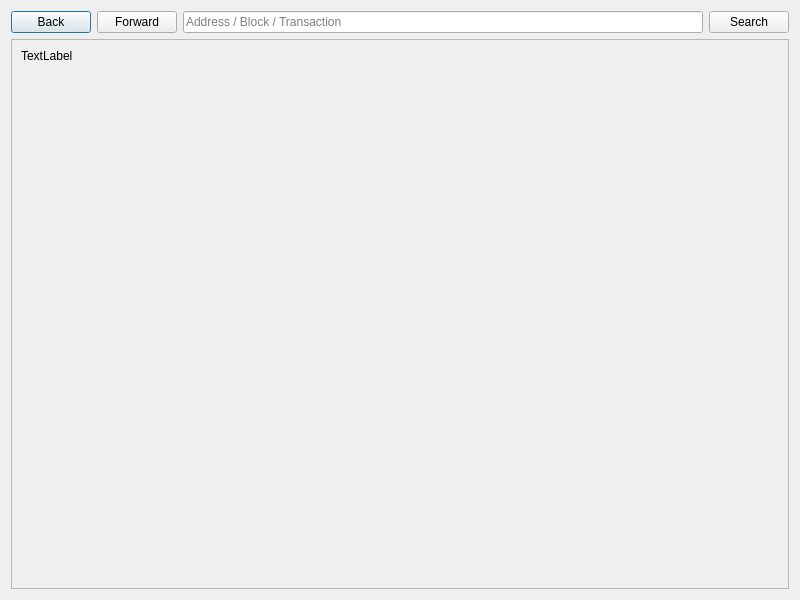
Old version of the form src/qt/forms/blockexplorer.ui in the repository zenonnetwork/zenon.
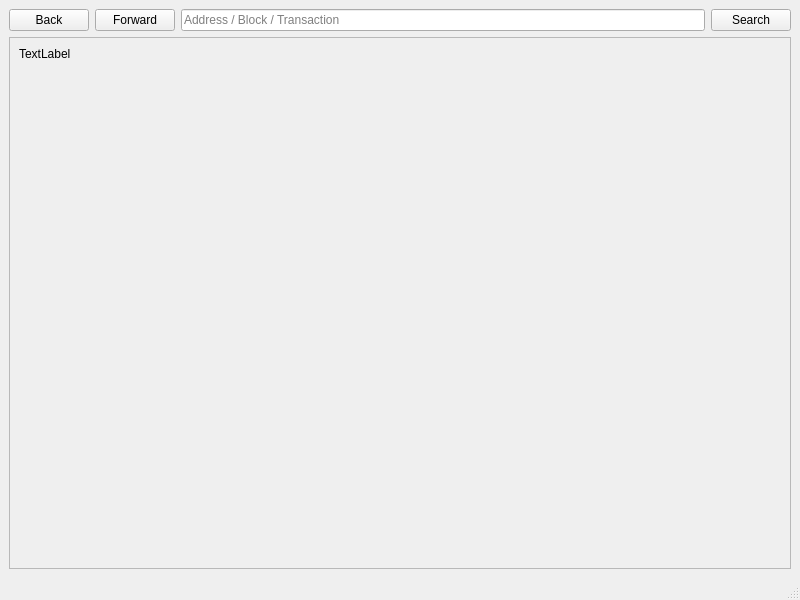
New version of the form. Icons and pictures are not drawn.

```diff
--- a/src/qt/forms/blockexplorer.ui
+++ b/src/qt/forms/blockexplorer.ui
@@ -1,7 +1,7 @@
 <?xml version="1.0" encoding="UTF-8"?>
 <ui version="4.0">
  <class>BlockExplorer</class>
- <widget class="QDialog" name="BlockExplorer">
+ <widget class="QMainWindow" name="BlockExplorer">
   <property name="geometry">
    <rect>
     <x>0</x>
@@ -16,6 +16,10 @@
   <property name="styleSheet">
    <string notr="true"/>
   </property>
+  <widget class="QWidget" name="centralwidget">
+   <property name="styleSheet">
+    <string notr="true"/>
+   </property>
    <layout class="QVBoxLayout" name="verticalLayout">
     <item>
      <layout class="QHBoxLayout" name="horizontalLayout">
@@ -118,8 +122,8 @@
         <rect>
          <x>0</x>
          <y>0</y>
-         <width>767</width>
-         <height>524</height>
+         <width>780</width>
+         <height>489</height>
         </rect>
        </property>
        <layout class="QHBoxLayout" name="horizontalLayout_2">
@@ -150,6 +154,18 @@
      </widget>
     </item>
    </layout>
+  </widget>
+  <widget class="QMenuBar" name="menubar">
+   <property name="geometry">
+    <rect>
+     <x>0</x>
+     <y>0</y>
+     <width>800</width>
+     <height>27</height>
+    </rect>
+   </property>
+  </widget>
+  <widget class="QStatusBar" name="statusbar"/>
  </widget>
  <resources/>
  <connections/>
```
Left out of the diff: 4 changed lines with no effect on the pictures.
